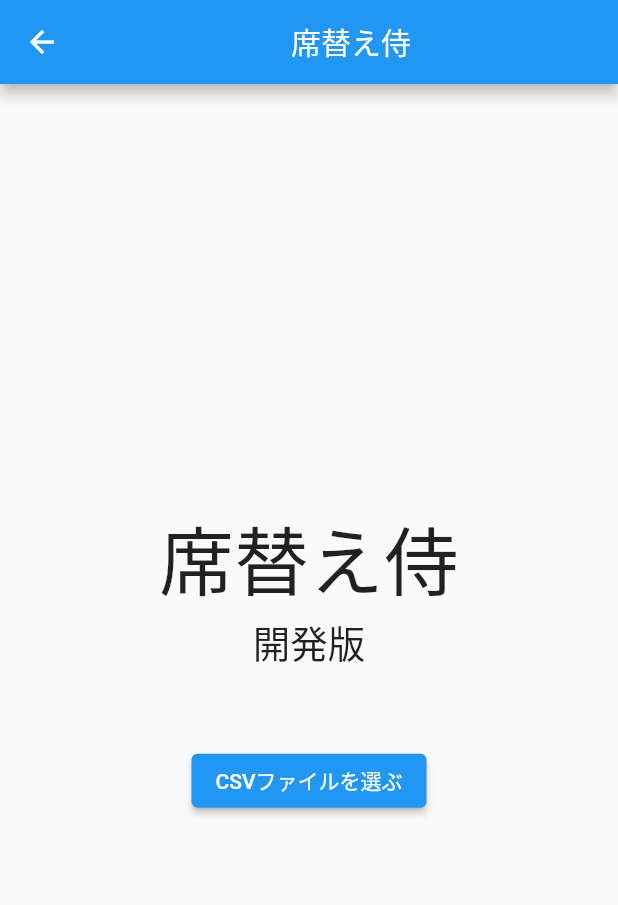
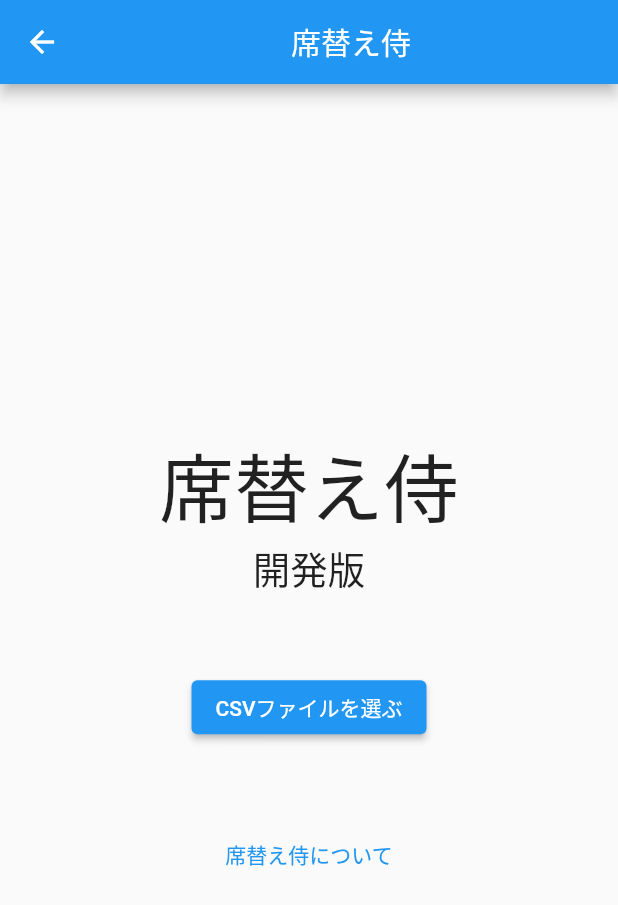
Before and after one commit to black2965/sekigae, a Flutter app: the HomePage screen opened directly, on a phone screen of 412 x 824 dp. Shown: the top 905 px of the screen. Run offline on Flutter 3.47's test engine with Material 2 defaults, Android fonts, the phone set to English and light mode, and no system bars.

Commit message:
席替え侍について ダイアログを追加

```diff
--- a/lib/pages/home_page.dart
+++ b/lib/pages/home_page.dart
@@ -15,9 +15,7 @@ class _HomePageState extends State<HomePage> {
         title: const Center(child: Text("席替え侍")),
       ),
       body: Center(
-          child: Column(
-        mainAxisAlignment: MainAxisAlignment.center,
-        children: [
+        child: Column(mainAxisAlignment: MainAxisAlignment.center, children: [
           Text(
             "席替え侍",
             style: TextStyle(fontSize: 50),
@@ -32,8 +30,19 @@ class _HomePageState extends State<HomePage> {
             onPressed: () {
               //ファイルピッカーを開く
             },
+          ),
+          SizedBox(height: 50),
+          TextButton(
+            onPressed: () {
+              showAboutDialog(
+                context: context,
+                applicationName: "席替え侍",
+                applicationVersion: "開発版"
+              );
+            },
+            child: Text("席替え侍について"),
           )
-        ],
+        ]
       )),
     );
   }
```
